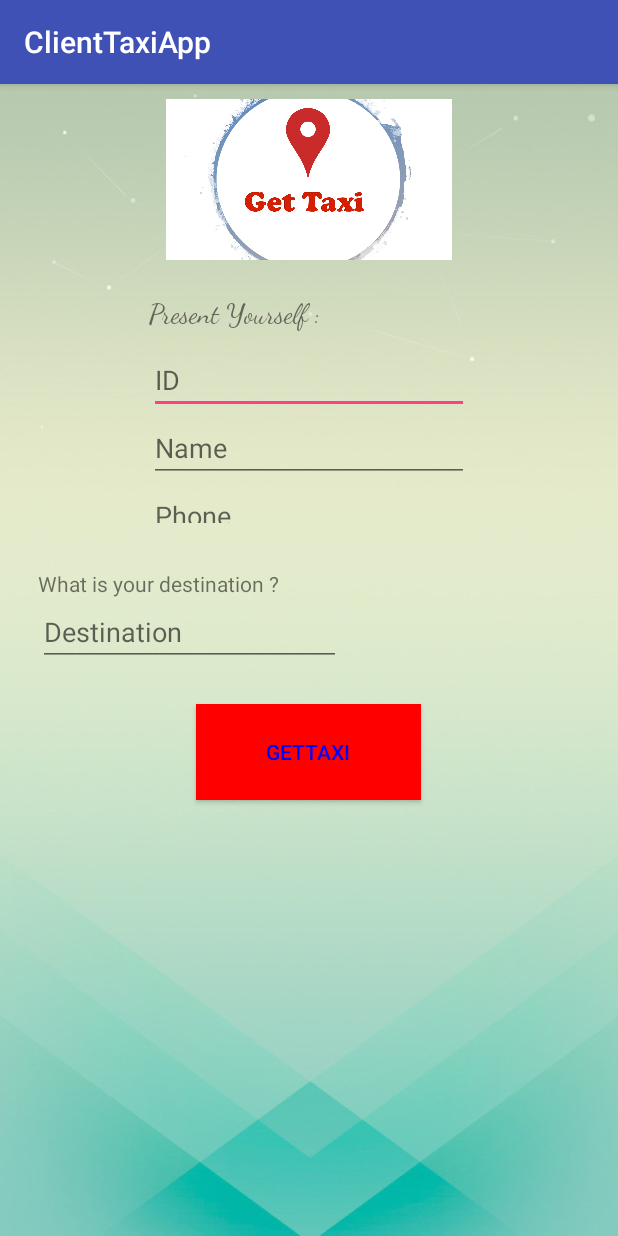
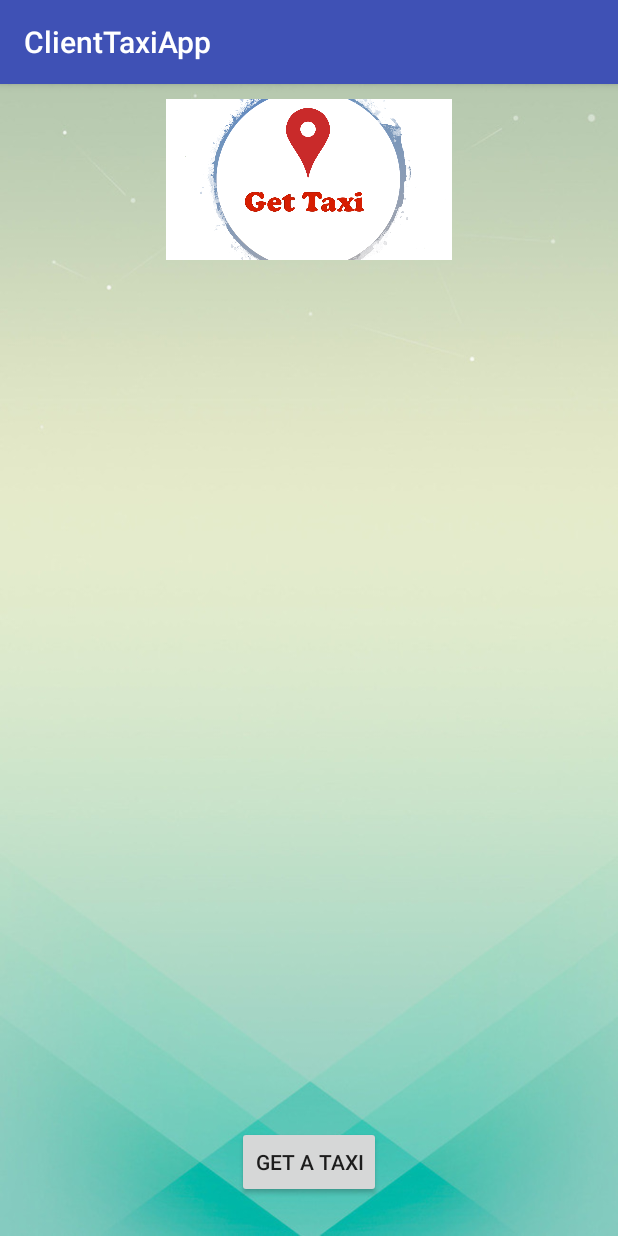
Before and after one commit to RaphBloch/ProjetTaxiApp, an Android app: the screen it shows after launch (MainActivity), on a phone screen of 412 x 824 dp. Run offline under Robolectric (Android 15) with nearby library versions, the phone set to English and light mode, and no system bars; our stand-ins replace Firebase (no records; nobody signed in at launch, a user with empty details on screens opened directly).

Commit message:
new_Activitie

```diff
--- a/app/build.gradle
+++ b/app/build.gradle
@@ -31,7 +31,7 @@ dependencies {
     implementation 'com.android.support:design:27.1.0'
     implementation 'com.android.support:cardview-v7:27.1.0'
     implementation 'com.github.bumptech.glide:glide:3.7.0'
-    implementation  'com.google.android.gms:play-services-maps:11.8.0'
+    implementation 'com.google.android.gms:play-services-maps:11.8.0'
 }
 
 apply plugin: 'com.google.gms.google-services'
--- a/app/src/main/AndroidManifest.xml
+++ b/app/src/main/AndroidManifest.xml
@@ -2,9 +2,8 @@
 <manifest xmlns:android="http://schemas.android.com/apk/res/android"
     package="com.example.elie.clienttaxiapp">
 
-    <uses-permission android:name="android.permission.ACCESS_FINE_LOCATION"/>
-    <uses-permission android:name="android.permission.ACCESS_COARSE_LOCATION"/>
-
+    <uses-permission android:name="android.permission.ACCESS_FINE_LOCATION" />
+    <uses-permission android:name="android.permission.ACCESS_COARSE_LOCATION" />
 
     <application
         android:allowBackup="true"
@@ -20,6 +19,7 @@
                 <category android:name="android.intent.category.LAUNCHER" />
             </intent-filter>
         </activity>
+        <activity android:name=".RegisterActivity"></activity>
     </application>
 
 </manifest>
--- a/app/src/main/java/com/example/elie/clienttaxiapp/Model/Entities/Entities/ClientRequest.java
+++ b/app/src/main/java/com/example/elie/clienttaxiapp/Model/Entities/Entities/ClientRequest.java
@@ -138,5 +138,10 @@ public class ClientRequest implements Serializable
         ArrivalLatitude = arrivalLatitude;
     }
 
+    @Override
+    public String toString() {
+        return "\n Mr "+getName()+" ID: "+getId()+"\n Your request your request is being processed ";
+    }
+
     //endregion
 }
--- a/app/src/main/java/com/example/elie/clienttaxiapp/Model/Entities/MainActivity.java
+++ b/app/src/main/java/com/example/elie/clienttaxiapp/Model/Entities/MainActivity.java
@@ -1,11 +1,13 @@
 
 package com.example.elie.clienttaxiapp.Model.Entities;
 
+import android.content.Intent;
 import android.support.annotation.Nullable;
 import android.support.v7.app.AppCompatActivity;
 import android.os.Bundle;
 import android.os.Build;
 import android.Manifest;
+import android.view.Gravity;
 import android.view.View;
 import android.widget.EditText;
 import android.widget.Toast;
@@ -24,17 +26,18 @@ import com.example.elie.clienttaxiapp.Model.Entities.Backend.Backend_Factory;
 import com.example.elie.clienttaxiapp.Model.Entities.DS.FireBase_DBManager;
 import com.example.elie.clienttaxiapp.Model.Entities.Entities.ClientRequest;
 import com.example.elie.clienttaxiapp.R;
+import com.example.elie.clienttaxiapp.RegisterActivity;
 import com.google.firebase.database.DatabaseReference;
 import com.google.firebase.database.FirebaseDatabase;
 
 
 
 
-public   class MainActivity extends AppCompatActivity implements View.OnClickListener
+public   class MainActivity extends AppCompatActivity
 {
 
 
-    //region ***** Fields ******
+    /*//region ***** Fields ******
     EditText ID;
     Backend_Factory backend_factory=new Backend_Factory();
     EditText Name;
@@ -47,7 +50,8 @@ public   class MainActivity extends AppCompatActivity implements View.OnClickLis
     LocationManager locationManager;
     LocationListener locationListener;
 
-  //endregion
+  //endregion*/
+    private Button enterBtn;
 
 
 
@@ -56,9 +60,23 @@ public   class MainActivity extends AppCompatActivity implements View.OnClickLis
     {
         super.onCreate(savedInstanceState);
         setContentView(R.layout.activity_main);
-        FindViews();
+        enterBtn = (Button) findViewById(R.id.enterBtn);
+
+        enterBtn.setOnClickListener(new View.OnClickListener() {
+            @Override
+            public void onClick(View v) {
+
+                Intent intent = new Intent (MainActivity.this , RegisterActivity.class);
+                startActivity(intent);
+                Toast toast = Toast.makeText(MainActivity.this,"Welcome",Toast.LENGTH_SHORT);
+                toast.setGravity(Gravity.CENTER,0,0);
+                toast.show();
+
+            }
+        });
+       // FindViews();
     }
-
+/*
   private void FindViews()
 
   {
@@ -116,7 +134,7 @@ private void getLocation()
              locationManager.requestLocationUpdates(LocationManager.GPS_PROVIDER,10,0,locationListener);
 
         }
-   }
+   }*/
 
     /*public static GeoPoint getGeoPointFromAddress(String locationAddress) {
         GeoPoint locationPoint = null;
@@ -151,6 +169,7 @@ private void getLocation()
 
     }*/
 
+    /*
     @SuppressLint("MissingPermission")
  @Override
  public void onRequestPermissionsResult(int requestCode, String[] permissions, int[] grantResults)
@@ -194,6 +213,7 @@ private void getLocation()
 
 
 
+
     @Override
     public void onClick(View v)
     {
@@ -201,10 +221,14 @@ private void getLocation()
         ClientRequest c= getClient();
         FireBase_DBManager f = (FireBase_DBManager)backend_factory.getfactory();
         f.addClientRequest(c);
+        Toast toast = Toast.makeText(this ,getClient().toString() , Toast.LENGTH_SHORT);
+        toast.setGravity(Gravity.CENTER,0,0);
+        toast.show();
+
     }
 
 
     //Hello WORLD
-
+*/
 
 }
--- a/app/src/main/res/layout/activity_main.xml
+++ b/app/src/main/res/layout/activity_main.xml
@@ -1,6 +1,6 @@
 <?xml version="1.0" encoding="utf-8"?>
 
-<LinearLayout xmlns:android="http://schemas.android.com/apk/res/android"
+<RelativeLayout xmlns:android="http://schemas.android.com/apk/res/android"
     xmlns:app="http://schemas.android.com/apk/res-auto"
     xmlns:tools="http://schemas.android.com/tools"
     android:layout_width="match_parent"
@@ -18,108 +18,13 @@
         android:layout_marginBottom="10dp"/>
 
 
-    <LinearLayout
-        android:layout_width="wrap_content"
-        android:layout_height="150dp"
-        android:layout_gravity="center"
-        android:layout_marginTop="15dp"
-        android:layout_marginBottom="15dp"
-        android:orientation="vertical">
-
-        <TextView
-            android:layout_width="match_parent"
-            android:layout_height="wrap_content"
-            android:layout_marginBottom="10dp"
-            android:text="@string/Presentation"
-            android:textSize="18sp"
-            app:fontFamily="cursive" />
-
-        <ScrollView
-            android:layout_width="wrap_content"
-            android:layout_height="wrap_content">
-
-            <LinearLayout
-                android:layout_width="wrap_content"
-                android:layout_height="wrap_content"
-                android:orientation="vertical">
-
-                <EditText
-                    android:id="@+id/ID"
-                    android:layout_width="wrap_content"
-                    android:layout_height="wrap_content"
-
-                    android:ems="10"
-                    android:hint="@string/ID"
-                    android:inputType="number" />
-
-                <EditText
-                    android:id="@+id/Name"
-                    android:layout_width="wrap_content"
-                    android:layout_height="wrap_content"
-
-                    android:ems="10"
-                    android:hint="@string/name"
-                    android:inputType="textPersonName" />
-
-                <EditText
-                    android:id="@+id/Tel"
-                    android:layout_width="wrap_content"
-                    android:layout_height="wrap_content"
-                    android:ems="10"
-                    android:hint="@string/Phone"
-                    android:inputType="number" />
-
-                <EditText
-                    android:id="@+id/Mail"
-                    android:layout_width="202dp"
-                    android:layout_height="wrap_content"
-
-                    android:ems="10"
-                    android:hint="@string/Mail"
-                    android:inputType="textEmailAddress" />
-
-
-            </LinearLayout>
-
-
-        </ScrollView>
-
-    </LinearLayout>
-
-    <LinearLayout
+    <Button
+        android:id="@+id/enterBtn"
         android:layout_width="wrap_content"
         android:layout_height="wrap_content"
-        android:orientation="vertical"
-        android:layout_marginTop="15dp"
-        android:layout_marginLeft="25dp"
-        android:layout_marginBottom="25dp">
-
-        <TextView
-            android:id="@+id/textViewDestination"
-            android:layout_width="wrap_content"
-            android:layout_height="wrap_content"
-            android:text="@string/destination" />
-
-        <EditText
-            android:id="@+id/Dest"
-            android:layout_width="202dp"
-            android:layout_height="wrap_content"
-            android:ems="10"
-            android:hint="@string/Destination"
-            android:inputType="textPostalAddress" />
-
-    </LinearLayout>
-
-
-    <Button
-        android:id="@+id/Send"
-        style="@style/Widget.AppCompat.Button"
-        android:layout_width="150dp"
-        android:layout_height="64dp"
-        android:textColor="@color/Blue"
+        android:layout_alignParentBottom="true"
+        android:layout_centerHorizontal="true"
         android:layout_gravity="center"
-        android:background="@color/Red"
-        android:text="@string/Send" />
-
-
-</LinearLayout>
+        android:layout_marginBottom="25dp"
+        android:text="@string/enter" />
+</RelativeLayout>
--- a/app/src/main/res/values/strings.xml
+++ b/app/src/main/res/values/strings.xml
@@ -11,4 +11,5 @@
     <string name="Presentation">Present Yourself :</string>
     <string name="destination">What is your destination ?</string>
     <string name="Welcome">Welcome !</string>
+    <string name="enter">Get a taxi</string>
 </resources>
```
Also changed, not shown: app/src/main/java/com/example/elie/clienttaxiapp/RegisterActivity.java (added, +179 -0 lines), app/src/main/res/layout/activity_register.xml (added, +124 -0 lines).
